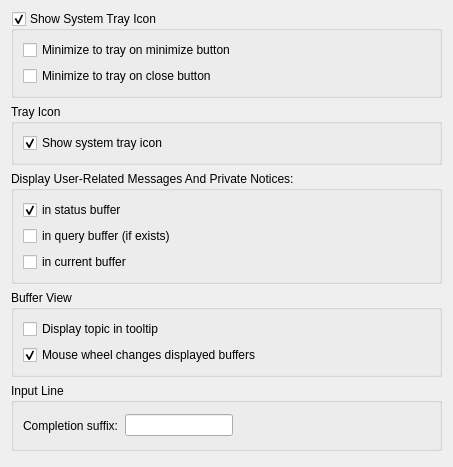
The window that src/qtui/settingspages/generalsettingspage.ui (quassel/quassel) describes before a commit, drawn with Qt 5.
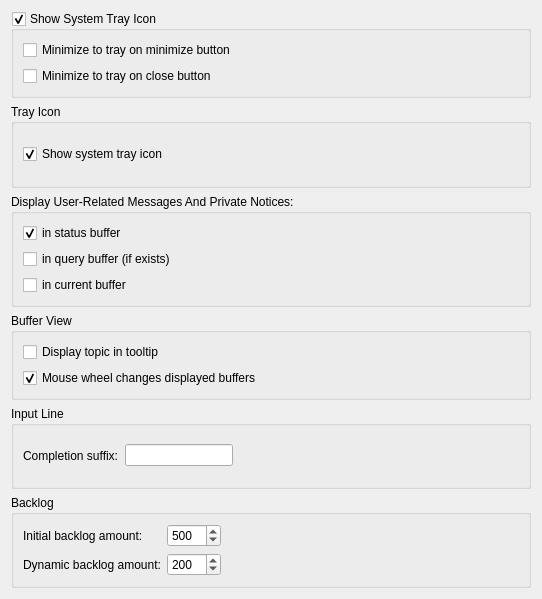
The same window after the commit.

Commit message: Backlog amount (initial and dynamic) can now be configured (Settings -> behavior -> general). Requests are now more verbose (status bar) so one know, that the request really did trigger.

Diff of the .ui file:
```diff
--- a/src/qtui/settingspages/generalsettingspage.ui
+++ b/src/qtui/settingspages/generalsettingspage.ui
@@ -5,8 +5,8 @@
    <rect>
     <x>0</x>
     <y>0</y>
-    <width>453</width>
-    <height>467</height>
+    <width>542</width>
+    <height>599</height>
    </rect>
   </property>
   <property name="windowTitle" >
@@ -176,17 +176,72 @@
     </widget>
    </item>
    <item>
-    <spacer>
-     <property name="orientation" >
-      <enum>Qt::Vertical</enum>
+    <widget class="QGroupBox" name="groupBox_3" >
+     <property name="title" >
+      <string>Backlog</string>
      </property>
-     <property name="sizeHint" stdset="0" >
-      <size>
-       <width>20</width>
-       <height>40</height>
-      </size>
-     </property>
-    </spacer>
+     <layout class="QGridLayout" name="gridLayout" >
+      <item row="0" column="0" >
+       <widget class="QLabel" name="label" >
+        <property name="toolTip" >
+         <string>amount of messages per buffer that are requested after the core connection has been established.</string>
+        </property>
+        <property name="text" >
+         <string>Initial backlog amount:</string>
+        </property>
+       </widget>
+      </item>
+      <item row="0" column="2" >
+       <widget class="QSpinBox" name="fixedBacklogAmount" >
+        <property name="maximum" >
+         <number>1000</number>
+        </property>
+        <property name="singleStep" >
+         <number>10</number>
+        </property>
+        <property name="value" >
+         <number>500</number>
+        </property>
+       </widget>
+      </item>
+      <item row="1" column="0" >
+       <widget class="QLabel" name="label_2" >
+        <property name="toolTip" >
+         <string>Number of messages to be requested from the core when using scrolling up in the buffer view.</string>
+        </property>
+        <property name="text" >
+         <string>Dynamic backlog amount:</string>
+        </property>
+       </widget>
+      </item>
+      <item row="1" column="2" >
+       <widget class="QSpinBox" name="dynamicBacklogAmount" >
+        <property name="maximum" >
+         <number>1000</number>
+        </property>
+        <property name="singleStep" >
+         <number>10</number>
+        </property>
+        <property name="value" >
+         <number>200</number>
+        </property>
+       </widget>
+      </item>
+      <item row="0" column="3" >
+       <spacer name="horizontalSpacer_2" >
+        <property name="orientation" >
+         <enum>Qt::Horizontal</enum>
+        </property>
+        <property name="sizeHint" stdset="0" >
+         <size>
+          <width>40</width>
+          <height>20</height>
+         </size>
+        </property>
+       </spacer>
+      </item>
+     </layout>
+    </widget>
    </item>
   </layout>
  </widget>
```
The commit also changes 3 other files.
